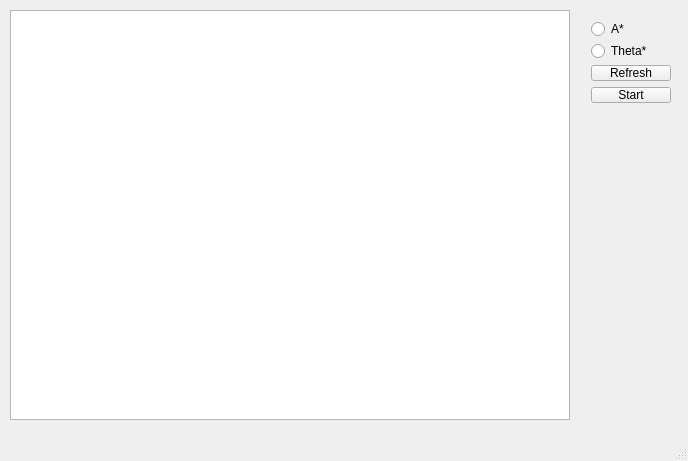
Qt form mainwindow.ui (haritsahm/monte-carlo-localization) before a commit.
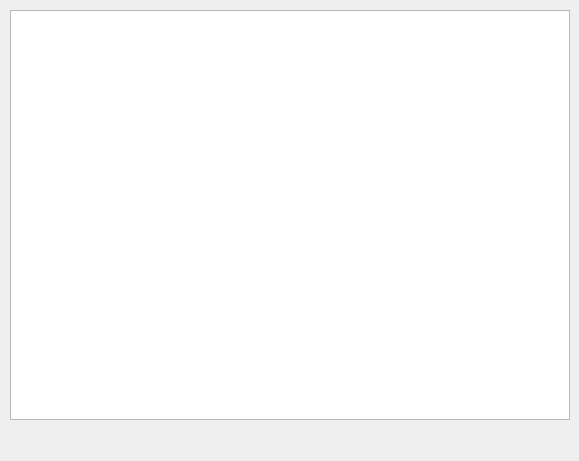
The same form after that commit.

The edit to the form file:
```diff
--- a/mainwindow.ui
+++ b/mainwindow.ui
@@ -6,7 +6,7 @@
    <rect>
     <x>0</x>
     <y>0</y>
-    <width>688</width>
+    <width>579</width>
     <height>461</height>
    </rect>
   </property>
@@ -48,48 +48,17 @@
      <enum>Qt::ScrollBarAlwaysOff</enum>
     </property>
    </widget>
-   <widget class="QWidget" name="verticalLayoutWidget">
-    <property name="geometry">
-     <rect>
-      <x>580</x>
-      <y>10</y>
-      <width>102</width>
-      <height>104</height>
-     </rect>
-    </property>
-    <layout class="QVBoxLayout" name="verticalLayout">
-     <item>
-      <widget class="QRadioButton" name="radioButton">
-       <property name="text">
-        <string>A*</string>
-       </property>
-      </widget>
-     </item>
-     <item>
-      <widget class="QRadioButton" name="radioButton_2">
-       <property name="text">
-        <string>Theta*</string>
-       </property>
-      </widget>
-     </item>
-     <item>
-      <widget class="QPushButton" name="refresh_button">
-       <property name="text">
-        <string>Refresh</string>
-       </property>
-      </widget>
-     </item>
-     <item>
-      <widget class="QPushButton" name="start_button">
-       <property name="text">
-        <string>Start</string>
-       </property>
-      </widget>
-     </item>
-    </layout>
-   </widget>
   </widget>
-  <widget class="QStatusBar" name="statusBar"/>
+  <widget class="QMenuBar" name="menuBar">
+   <property name="geometry">
+    <rect>
+     <x>0</x>
+     <y>0</y>
+     <width>579</width>
+     <height>19</height>
+    </rect>
+   </property>
+  </widget>
  </widget>
  <layoutdefault spacing="6" margin="11"/>
  <resources/>
```
